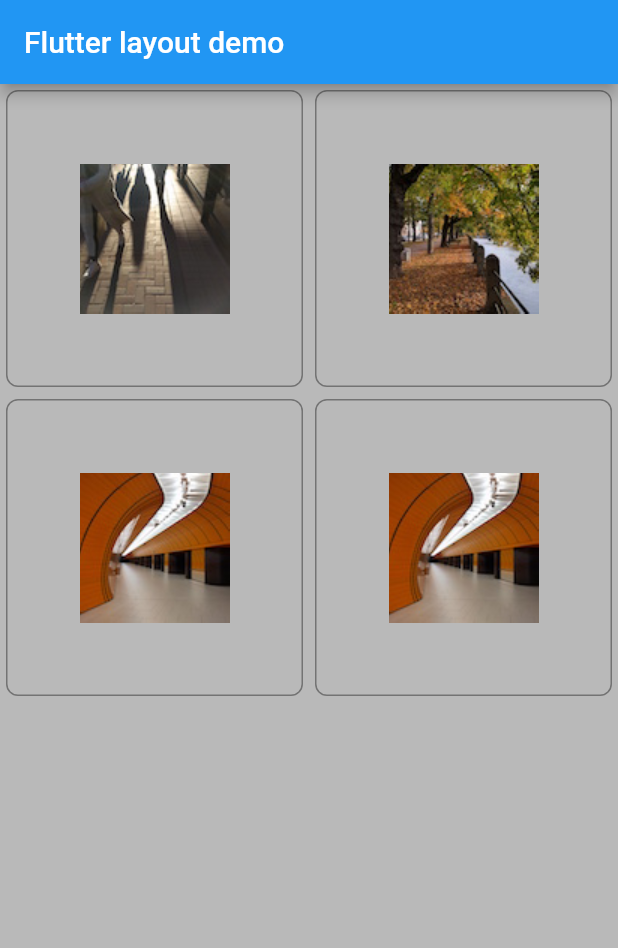
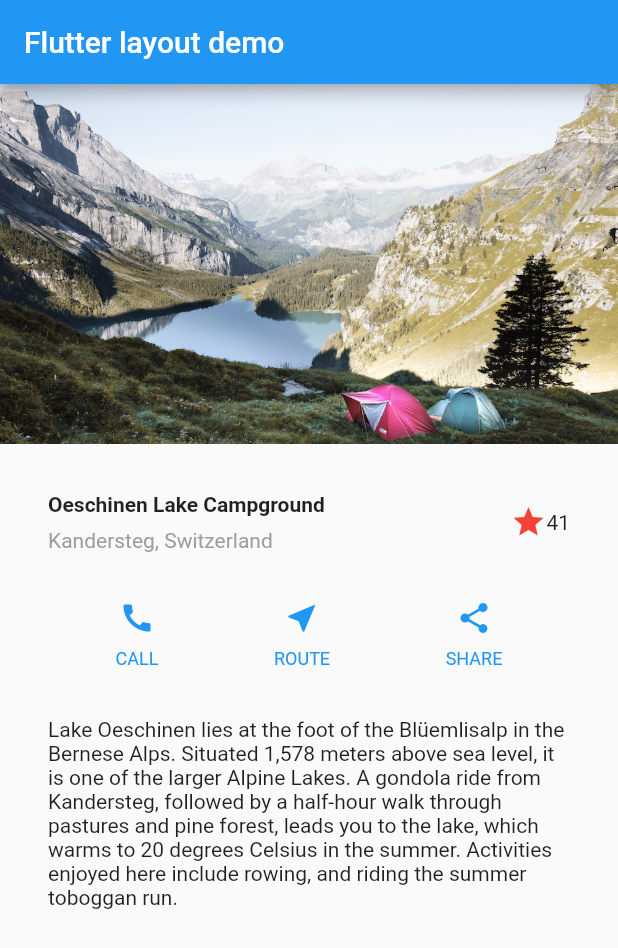
Before and after one commit to resilientbd/FlutterApp, a Flutter app: the screen it shows after launch, on a phone screen of 412 x 824 dp. Shown: the top 948 px of the screen. Run offline on Flutter 3.47's test engine with Material 2 defaults, Android fonts, the phone set to English and light mode, and no system bars.

Commit message:
images with container

```diff
--- a/lib/main.dart
+++ b/lib/main.dart
@@ -3,54 +3,122 @@
 // found in the LICENSE file.
 
 import 'package:flutter/material.dart';
-import 'package:english_words/english_words.dart';
-void main()=>runApp(MyApp());
+// Uncomment lines 7 and 10 to view the visual layout at runtime.
+// import 'package:flutter/rendering.dart' show debugPaintSizeEnabled;
+
+void main() {
+  // debugPaintSizeEnabled = true;
+  runApp(MyApp());
+}
 
 class MyApp extends StatelessWidget {
   @override
   Widget build(BuildContext context) {
+    Widget titleSection = Container(
+      padding: const EdgeInsets.all(32),
+      child: Row(
+        children: [
+          Expanded(
+            /*1*/
+            child: Column(
+              crossAxisAlignment: CrossAxisAlignment.start,
+              children: [
+                /*2*/
+                Container(
+                  padding: const EdgeInsets.only(bottom: 8),
+                  child: Text(
+                    'Oeschinen Lake Campground',
+                    style: TextStyle(
+                      fontWeight: FontWeight.bold,
+                    ),
+                  ),
+                ),
+                Text(
+                  'Kandersteg, Switzerland',
+                  style: TextStyle(
+                    color: Colors.grey[500],
+                  ),
+                ),
+              ],
+            ),
+          ),
+          /*3*/
+          Icon(
+            Icons.star,
+            color: Colors.red[500],
+          ),
+          Text('41'),
+        ],
+      ),
+    );
+
+    Color color = Theme.of(context).primaryColor;
+
+    Widget buttonSection = Container(
+      child: Row(
+        mainAxisAlignment: MainAxisAlignment.spaceEvenly,
+        children: [
+          _buildButtonColumn(color, Icons.call, 'CALL'),
+          _buildButtonColumn(color, Icons.near_me, 'ROUTE'),
+          _buildButtonColumn(color, Icons.share, 'SHARE'),
+        ],
+      ),
+    );
+
+    Widget textSection = Container(
+      padding: const EdgeInsets.all(32),
+      child: Text(
+        'Lake Oeschinen lies at the foot of the Blüemlisalp in the Bernese '
+            'Alps. Situated 1,578 meters above sea level, it is one of the '
+            'larger Alpine Lakes. A gondola ride from Kandersteg, followed by a '
+            'half-hour walk through pastures and pine forest, leads you to the '
+            'lake, which warms to 20 degrees Celsius in the summer. Activities '
+            'enjoyed here include rowing, and riding the summer toboggan run.',
+        softWrap: true,
+      ),
+    );
+
     return MaterialApp(
       title: 'Flutter layout demo',
       home: Scaffold(
         appBar: AppBar(
           title: Text('Flutter layout demo'),
         ),
-        body: Center(child: _buildImageColumn()),
+        body: ListView(
+          children: [
+            Image.asset(
+              'images/lake.jpg',
+              width: 600,
+              height: 240,
+              fit: BoxFit.cover,
+            ),
+            titleSection,
+            buttonSection,
+            textSection,
+          ],
+        ),
       ),
     );
   }
 
-  // #docregion column
-  Widget _buildImageColumn() => Container(
-    decoration: BoxDecoration(
-      color: Colors.black26,
-    ),
-    child: Column(
+  Column _buildButtonColumn(Color color, IconData icon, String label) {
+    return Column(
+      mainAxisSize: MainAxisSize.min,
+      mainAxisAlignment: MainAxisAlignment.center,
       children: [
-        _buildImageRow(1),
-        _buildImageRow(3),
+        Icon(icon, color: color),
+        Container(
+          margin: const EdgeInsets.only(top: 8),
+          child: Text(
+            label,
+            style: TextStyle(
+              fontSize: 12,
+              fontWeight: FontWeight.w400,
+              color: color,
+            ),
+          ),
+        ),
       ],
-    ),
-  );
-  // #enddocregion column
-
-  // #docregion row
-  Widget _buildDecoratedImage(int imageIndex) => Expanded(
-    child: Container(
-      decoration: BoxDecoration(
-        border: Border.all(width: 1, color: Colors.black38),
-        borderRadius: const BorderRadius.all(const Radius.circular(8)),
-      ),
-      margin: const EdgeInsets.all(4),
-      child: Image.asset('images/img$imageIndex.jpg'),
-    ),
-  );
-
-  Widget _buildImageRow(int imageIndex) => Row(
-    children: [
-      _buildDecoratedImage(imageIndex),
-      _buildDecoratedImage(imageIndex + 1),
-    ],
-  );
-// #enddocregion row
+    );
+  }
 }
--- a/pubspec.yaml
+++ b/pubspec.yaml
@@ -44,6 +44,7 @@ flutter:
   - images/img2.jpg
   - images/img3.jpg
   - images/img4.jpg
+  - images/lake.jpg
   uses-material-design: true
 
   # To add assets to your application, add an assets section, like this:
```
Also changed, not shown: images/lake.jpg (added).
